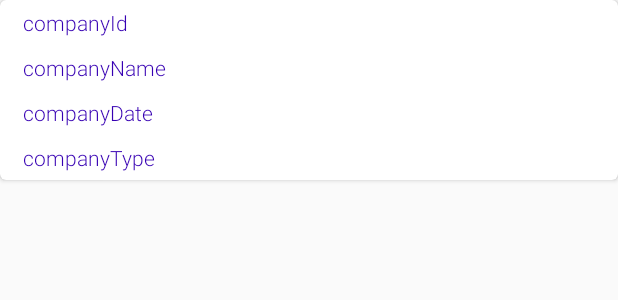
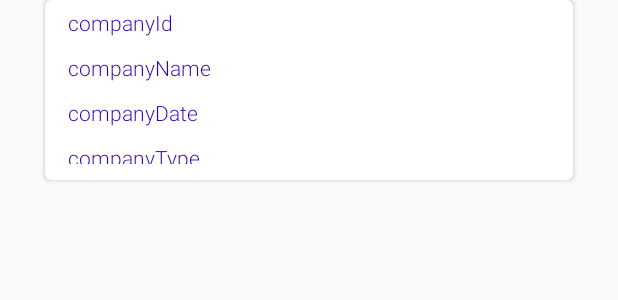
Before and after one commit to maijuriina/Android-Java-Course, an Android app: the layout company_item.xml on its own in the app's theme, with its tools: preview values and no code run, on a phone screen of 412 x 824 dp. Shown: the top 300 px of the screen. Run offline under Robolectric (Android 15) with nearby library versions, the phone set to English and light mode, and no system bars; network calls fail.

Commit message:
Attempts to fix the cut off of last element in RecyclerView list. Temporary solution with 50dp bottom margin.

```diff
--- a/TestApplication/app/src/main/res/layout/company_item.xml
+++ b/TestApplication/app/src/main/res/layout/company_item.xml
@@ -3,22 +3,28 @@
     xmlns:app="http://schemas.android.com/apk/res-auto"
     xmlns:tools="http://schemas.android.com/tools"
     android:layout_width="match_parent"
-    android:layout_height="130dp">
+    android:layout_height="wrap_content"
+    app:layout_constraintBottom_toBottomOf="parent">
 
     <androidx.cardview.widget.CardView
         android:layout_width="match_parent"
         android:layout_height="120dp"
-        android:layout_margin="0dp"
-        app:cardCornerRadius="4dp">
+        android:layout_marginLeft="30dp"
+        android:layout_marginRight="30dp"
+        android:layout_marginBottom="50dp"
+        app:cardCornerRadius="4dp"
+        app:layout_constraintBottom_toBottomOf="parent">
 
         <LinearLayout
             android:layout_width="match_parent"
-            android:layout_height="120dp"
+            android:layout_height="wrap_content"
             android:layout_marginStart="10dp"
             android:layout_marginEnd="10dp"
+            android:layout_marginBottom="5dp"
             android:orientation="vertical"
             android:paddingStart="5dp"
-            android:paddingEnd="5dp">
+            android:paddingEnd="5dp"
+            app:layout_constraintBottom_toBottomOf="parent">
 
 
             <TextView
```
